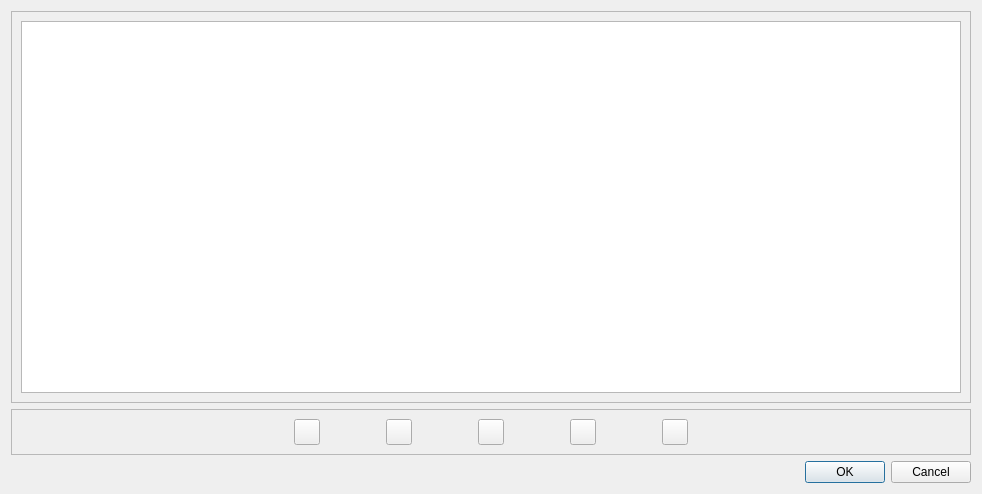
The window that ui/zttask.ui (wqhot/ZNTKGUI) describes before a commit, drawn with Qt 5.
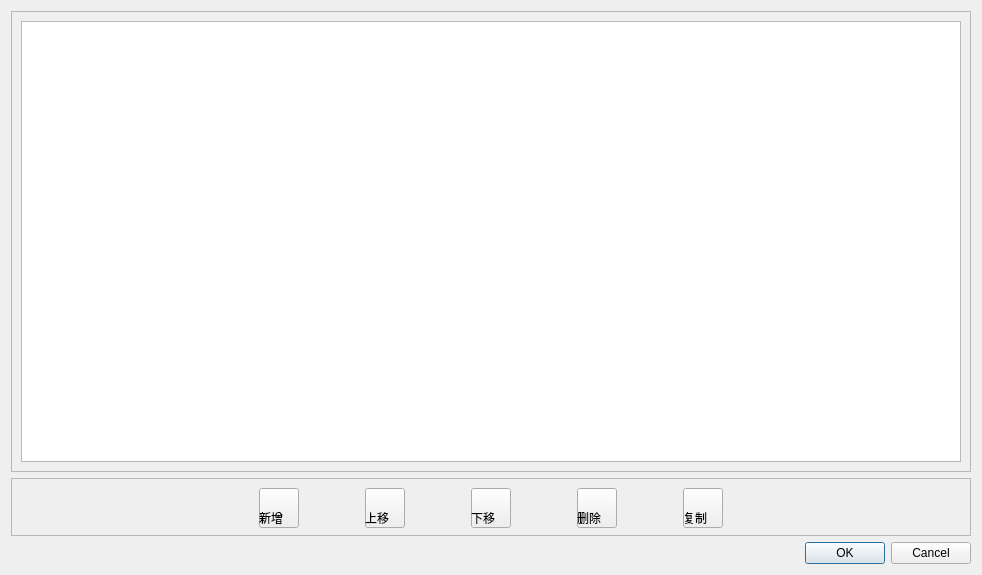
The same window after the commit. Icons and pictures are not drawn.

Commit message: 修改界面

Patch:
```diff
--- a/ui/zttask.ui
+++ b/ui/zttask.ui
@@ -7,7 +7,7 @@
     <x>0</x>
     <y>0</y>
     <width>982</width>
-    <height>494</height>
+    <height>575</height>
    </rect>
   </property>
   <property name="windowTitle">
@@ -51,6 +51,8 @@
        </property>
        <layout class="QHBoxLayout" name="horizontalLayout_2">
         <item>
+         <layout class="QVBoxLayout" name="verticalLayout_5">
+          <item>
          <layout class="QHBoxLayout" name="horizontalLayout">
           <item>
            <widget class="QPushButton" name="pushButton">
@@ -60,10 +62,16 @@
               <verstretch>0</verstretch>
              </sizepolicy>
             </property>
+              <property name="minimumSize">
+               <size>
+                <width>40</width>
+                <height>40</height>
+               </size>
+              </property>
             <property name="maximumSize">
              <size>
-              <width>26</width>
-              <height>26</height>
+                <width>40</width>
+                <height>40</height>
              </size>
             </property>
             <property name="text">
@@ -95,10 +103,16 @@
               <verstretch>0</verstretch>
              </sizepolicy>
             </property>
+              <property name="minimumSize">
+               <size>
+                <width>40</width>
+                <height>40</height>
+               </size>
+              </property>
             <property name="maximumSize">
              <size>
-              <width>26</width>
-              <height>26</height>
+                <width>40</width>
+                <height>40</height>
              </size>
             </property>
             <property name="text">
@@ -130,10 +144,16 @@
               <verstretch>0</verstretch>
              </sizepolicy>
             </property>
+              <property name="minimumSize">
+               <size>
+                <width>40</width>
+                <height>40</height>
+               </size>
+              </property>
             <property name="maximumSize">
              <size>
-              <width>26</width>
-              <height>26</height>
+                <width>40</width>
+                <height>40</height>
              </size>
             </property>
             <property name="text">
@@ -168,14 +188,14 @@
             </property>
             <property name="minimumSize">
              <size>
-              <width>26</width>
-              <height>26</height>
+                <width>40</width>
+                <height>40</height>
              </size>
             </property>
             <property name="maximumSize">
              <size>
-              <width>26</width>
-              <height>26</height>
+                <width>40</width>
+                <height>40</height>
              </size>
             </property>
             <property name="text">
@@ -209,20 +229,155 @@
             </property>
             <property name="minimumSize">
              <size>
-              <width>26</width>
-              <height>26</height>
+                <width>40</width>
+                <height>40</height>
              </size>
             </property>
             <property name="maximumSize">
              <size>
-              <width>26</width>
-              <height>26</height>
+                <width>40</width>
+                <height>40</height>
              </size>
             </property>
             <property name="text">
              <string/>
             </property>
            </widget>
+            </item>
+           </layout>
+          </item>
+          <item>
+           <layout class="QHBoxLayout" name="horizontalLayout_5">
+            <item>
+             <widget class="QLabel" name="label_5">
+              <property name="maximumSize">
+               <size>
+                <width>40</width>
+                <height>16777215</height>
+               </size>
+              </property>
+              <property name="text">
+               <string>新增</string>
+              </property>
+             </widget>
+            </item>
+            <item>
+             <spacer name="horizontalSpacer_5">
+              <property name="orientation">
+               <enum>Qt::Horizontal</enum>
+              </property>
+              <property name="sizeType">
+               <enum>QSizePolicy::Fixed</enum>
+              </property>
+              <property name="sizeHint" stdset="0">
+               <size>
+                <width>60</width>
+                <height>20</height>
+               </size>
+              </property>
+             </spacer>
+            </item>
+            <item>
+             <widget class="QLabel" name="label_2">
+              <property name="maximumSize">
+               <size>
+                <width>40</width>
+                <height>16777215</height>
+               </size>
+              </property>
+              <property name="text">
+               <string>上移</string>
+              </property>
+             </widget>
+            </item>
+            <item>
+             <spacer name="horizontalSpacer_9">
+              <property name="orientation">
+               <enum>Qt::Horizontal</enum>
+              </property>
+              <property name="sizeType">
+               <enum>QSizePolicy::Fixed</enum>
+              </property>
+              <property name="sizeHint" stdset="0">
+               <size>
+                <width>60</width>
+                <height>20</height>
+               </size>
+              </property>
+             </spacer>
+            </item>
+            <item>
+             <widget class="QLabel" name="label_4">
+              <property name="maximumSize">
+               <size>
+                <width>40</width>
+                <height>16777215</height>
+               </size>
+              </property>
+              <property name="text">
+               <string>下移</string>
+              </property>
+             </widget>
+            </item>
+            <item>
+             <spacer name="horizontalSpacer_8">
+              <property name="orientation">
+               <enum>Qt::Horizontal</enum>
+              </property>
+              <property name="sizeType">
+               <enum>QSizePolicy::Fixed</enum>
+              </property>
+              <property name="sizeHint" stdset="0">
+               <size>
+                <width>60</width>
+                <height>20</height>
+               </size>
+              </property>
+             </spacer>
+            </item>
+            <item>
+             <widget class="QLabel" name="label_3">
+              <property name="maximumSize">
+               <size>
+                <width>40</width>
+                <height>16777215</height>
+               </size>
+              </property>
+              <property name="text">
+               <string>删除</string>
+              </property>
+             </widget>
+            </item>
+            <item>
+             <spacer name="horizontalSpacer_7">
+              <property name="orientation">
+               <enum>Qt::Horizontal</enum>
+              </property>
+              <property name="sizeType">
+               <enum>QSizePolicy::Fixed</enum>
+              </property>
+              <property name="sizeHint" stdset="0">
+               <size>
+                <width>60</width>
+                <height>20</height>
+               </size>
+              </property>
+             </spacer>
+            </item>
+            <item>
+             <widget class="QLabel" name="label_6">
+              <property name="maximumSize">
+               <size>
+                <width>40</width>
+                <height>16777215</height>
+               </size>
+              </property>
+              <property name="text">
+               <string>复制</string>
+              </property>
+             </widget>
+            </item>
+           </layout>
           </item>
          </layout>
         </item>
```
Left out of the diff: 1 changed line with no effect on the pictures. Lines whose indentation alone changed are shown as unchanged. The commit also changes 2 other files.
